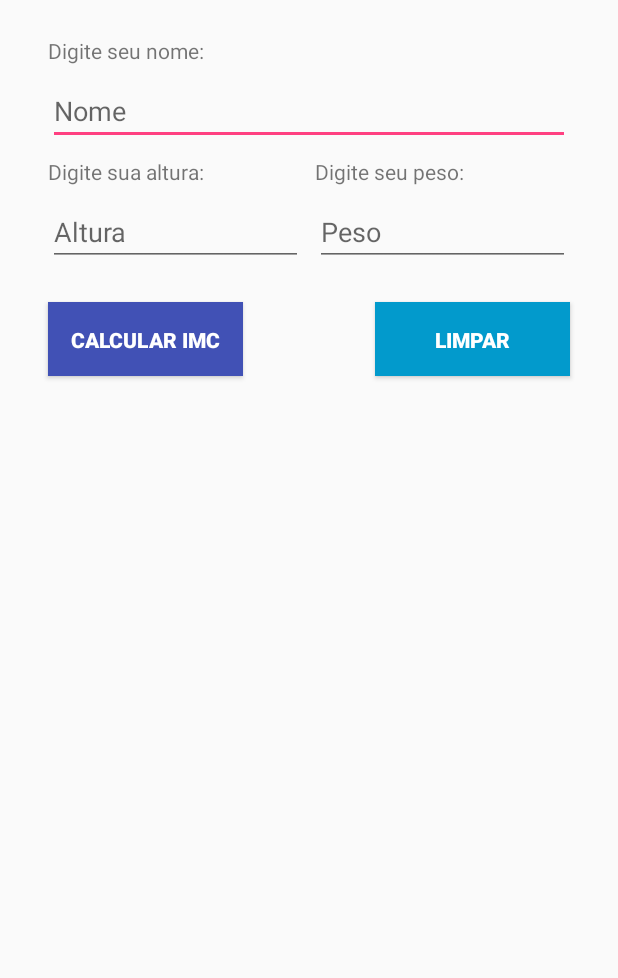
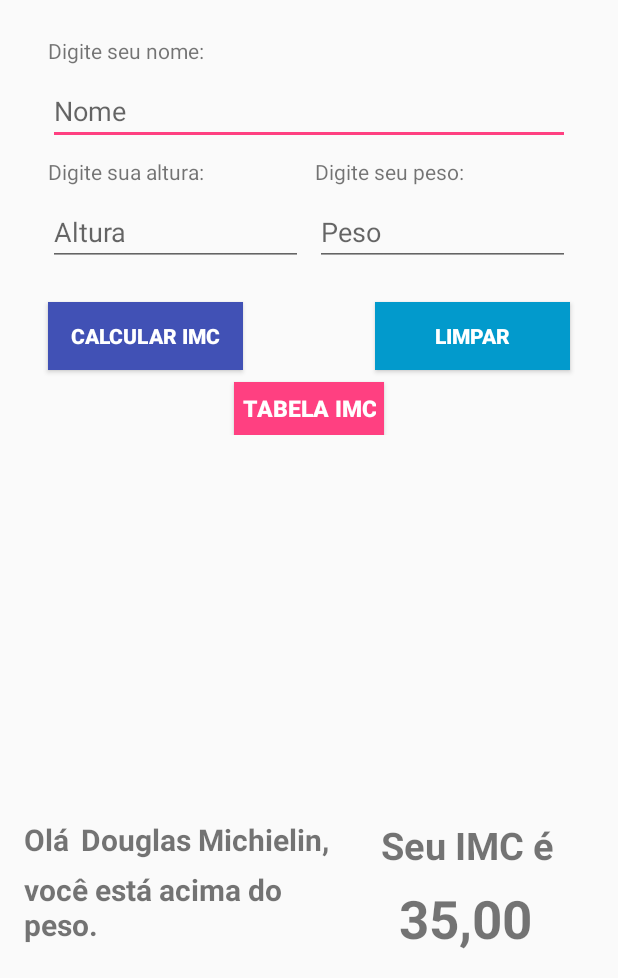
Before and after one commit to douglazm/aula-android-exercicios, an Android app: the screen it shows after launch (CalculadoraIMC), on a phone screen of 412 x 824 dp, the part 258-1236 px from its top. Run offline under Robolectric (Android 15) with nearby library versions, the phone set to English and light mode, and no system bars.

Commit message:
Alterações no layout

```diff
--- a/CalculadoraIMC/app/src/main/res/layout/activity_calculadora_imc.xml
+++ b/CalculadoraIMC/app/src/main/res/layout/activity_calculadora_imc.xml
@@ -150,51 +150,67 @@
         android:layout_marginStart="8dp"
         android:layout_marginTop="8dp"
         app:layout_constraintEnd_toEndOf="parent"
+        app:layout_constraintHorizontal_bias="0.0"
         app:layout_constraintStart_toStartOf="parent"
         app:layout_constraintTop_toBottomOf="@+id/constraintLayout">
 
         <Button
             android:id="@+id/btnCalcular"
             android:layout_width="130dp"
-            android:layout_height="49dp"
-            android:layout_marginBottom="8dp"
+            android:layout_height="45dp"
             android:layout_marginStart="24dp"
             android:layout_marginTop="8dp"
             android:background="@color/btnCalcular"
-            android:paddingHorizontal="15dp"
-            android:paddingVertical="15dp"
+            android:paddingHorizontal="10dp"
+            android:paddingVertical="10dp"
             android:text="@string/btnCalcular"
             android:textColor="@android:color/background_light"
             android:textColorLink="@android:color/background_light"
             android:textStyle="bold"
-            app:layout_constraintBottom_toBottomOf="parent"
             app:layout_constraintStart_toStartOf="parent"
             app:layout_constraintTop_toTopOf="parent" />
 
         <Button
             android:id="@+id/btnLimpar"
             android:layout_width="130dp"
-            android:layout_height="49dp"
-            android:layout_marginBottom="8dp"
+            android:layout_height="45dp"
             android:layout_marginEnd="24dp"
             android:layout_marginTop="8dp"
             android:background="@color/CorPrimaria"
-            android:paddingHorizontal="15dp"
-            android:paddingVertical="15dp"
+            android:paddingHorizontal="10dp"
+            android:paddingVertical="10dp"
             android:text="@string/btnLimpar"
             android:textColor="@android:color/background_light"
             android:textColorLink="@android:color/background_light"
             android:textStyle="bold"
-            app:layout_constraintBottom_toBottomOf="parent"
             app:layout_constraintEnd_toEndOf="parent"
-            app:layout_constraintTop_toTopOf="parent"
-            app:layout_constraintVertical_bias="0.0" />
+            app:layout_constraintTop_toTopOf="parent" />
+
+        <Button
+            android:id="@+id/btnTabela"
+            android:layout_width="100dp"
+            android:layout_height="35dp"
+            android:layout_marginEnd="8dp"
+            android:layout_marginStart="8dp"
+            android:layout_marginTop="8dp"
+            android:background="@color/colorAccent"
+            android:paddingHorizontal="5dp"
+            android:paddingVertical="5dp"
+            android:text="@string/btnTabela"
+            android:textColor="@android:color/background_light"
+            android:textColorLink="@android:color/background_light"
+            android:textSize="15sp"
+            android:textStyle="bold"
+            app:layout_constraintEnd_toEndOf="parent"
+            app:layout_constraintStart_toStartOf="parent"
+            app:layout_constraintTop_toBottomOf="@+id/btnCalcular" />
 
     </android.support.constraint.ConstraintLayout>
 
     <android.support.constraint.ConstraintLayout
-        android:layout_width="368dp"
-        android:layout_height="122dp"
+        android:id="@+id/constraintLayout4"
+        android:layout_width="0dp"
+        android:layout_height="wrap_content"
         android:layout_marginBottom="8dp"
         android:layout_marginEnd="8dp"
         android:layout_marginStart="8dp"
@@ -203,22 +219,65 @@
         app:layout_constraintStart_toStartOf="parent">
 
         <TextView
+            android:id="@+id/textResult"
+            android:layout_width="wrap_content"
+            android:layout_height="wrap_content"
+            android:layout_marginStart="8dp"
+            android:layout_marginTop="8dp"
+            android:autoSizeTextType="none"
+            android:backgroundTint="@android:color/black"
+            android:text="Olá"
+            android:textSize="20sp"
+            android:textStyle="bold"
+            app:layout_constraintStart_toStartOf="parent"
+            app:layout_constraintTop_toTopOf="parent" />
+
+        <TextView
             android:id="@+id/textResult1"
+            android:layout_width="wrap_content"
+            android:layout_height="wrap_content"
+            android:layout_marginStart="8dp"
+            android:layout_marginTop="8dp"
+            android:autoSizeTextType="none"
+            android:backgroundTint="@android:color/black"
+            android:text="Douglas Michielin,"
+            android:textSize="20sp"
+            android:textStyle="bold"
+            app:layout_constraintStart_toEndOf="@+id/textResult"
+            app:layout_constraintTop_toTopOf="parent" />
+
+        <TextView
+            android:id="@+id/textResult4"
+            android:layout_width="200dp"
+            android:layout_height="wrap_content"
+            android:layout_marginBottom="8dp"
+            android:layout_marginStart="8dp"
+            android:autoSizeTextType="none"
+            android:backgroundTint="@android:color/black"
+            android:text="você está acima do peso."
+            android:textSize="20sp"
+            android:textStyle="bold"
+            app:layout_constraintBottom_toBottomOf="parent"
+            app:layout_constraintStart_toStartOf="parent"
+            app:layout_constraintTop_toBottomOf="@+id/textResult1" />
+
+        <TextView
+            android:id="@+id/textResult2"
             android:layout_width="wrap_content"
             android:layout_height="wrap_content"
             android:layout_marginEnd="8dp"
             android:layout_marginStart="8dp"
-            android:layout_marginTop="24dp"
-            android:autoSizeTextType="none"
+            android:layout_marginTop="8dp"
             android:backgroundTint="@android:color/black"
-            android:textSize="20sp"
+            android:text="Seu IMC é"
+            android:textSize="25sp"
             android:textStyle="bold"
             app:layout_constraintEnd_toEndOf="parent"
-            app:layout_constraintStart_toStartOf="parent"
+            app:layout_constraintStart_toEndOf="@+id/textResult1"
             app:layout_constraintTop_toTopOf="parent" />
 
         <TextView
-            android:id="@+id/textResult2"
+            android:id="@+id/textResult3"
             android:layout_width="wrap_content"
             android:layout_height="wrap_content"
             android:layout_marginBottom="8dp"
@@ -226,12 +285,13 @@
             android:layout_marginStart="8dp"
             android:layout_marginTop="8dp"
             android:backgroundTint="@android:color/black"
-            android:textSize="20sp"
+            android:text="35,00"
+            android:textSize="35sp"
             android:textStyle="bold"
             app:layout_constraintBottom_toBottomOf="parent"
             app:layout_constraintEnd_toEndOf="parent"
-            app:layout_constraintStart_toStartOf="parent"
-            app:layout_constraintTop_toBottomOf="@+id/textResult1" />
+            app:layout_constraintStart_toEndOf="@+id/textResult4"
+            app:layout_constraintTop_toBottomOf="@+id/textResult2" />
     </android.support.constraint.ConstraintLayout>
 
 </android.support.constraint.ConstraintLayout>
--- a/CalculadoraIMC/app/src/main/res/values/colors.xml
+++ b/CalculadoraIMC/app/src/main/res/values/colors.xml
@@ -2,7 +2,7 @@
 <resources>
     <color name="colorPrimary">#3f51b5</color>
     <color name="colorPrimaryDark">#303f9f</color>
-    <color name="colorAccent">#FF4081</color>
+    <color name="colorAccent">#ff4081</color>
     <color name="CorPrimaria">#029acc</color>
     <color name="btnCalcular">#4151b5</color>
 </resources>
--- a/CalculadoraIMC/app/src/main/res/values/strings.xml
+++ b/CalculadoraIMC/app/src/main/res/values/strings.xml
@@ -10,4 +10,5 @@
     <string name="btnCalcular">CALCULAR IMC</string>
     <string name="btnLimpar">LIMPAR</string>
     <string name="imc">IMC</string>
+    <string name="btnTabela">Tabela IMC</string>
 </resources>
```
Also changed, not shown: 1 other file.
